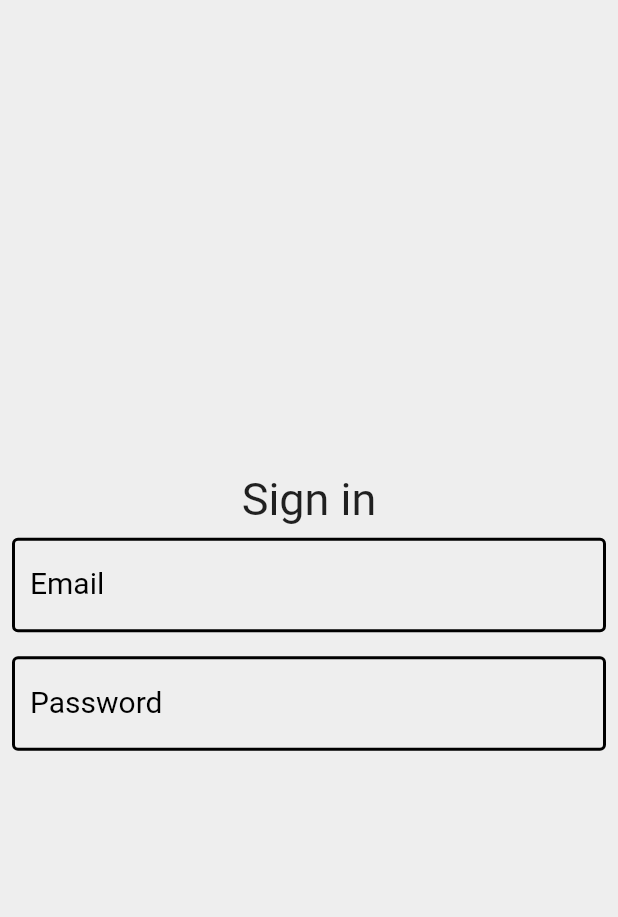
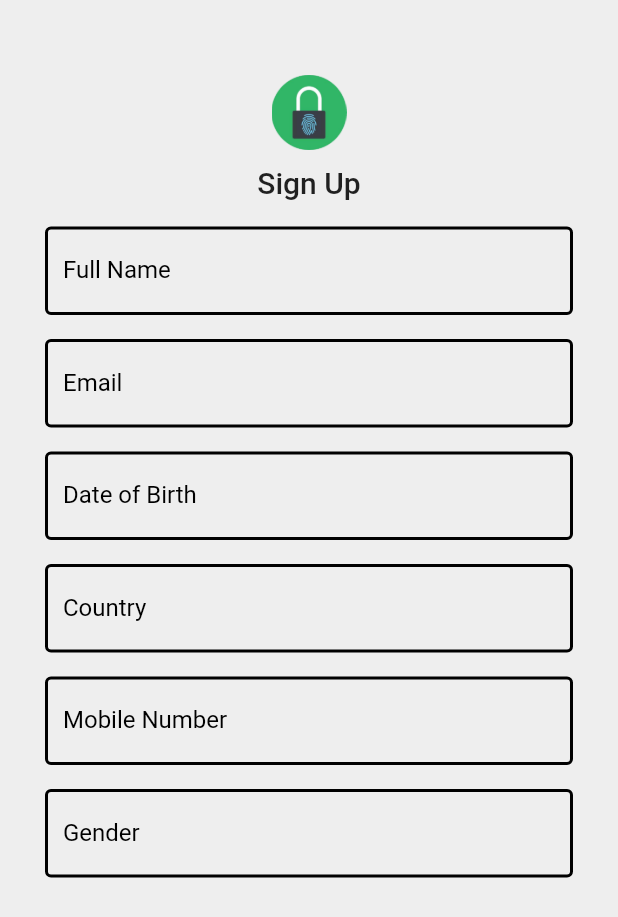
Before and after one commit to IdentityBlock/iBlockApp, a Flutter app: the screen it shows after launch, on a phone screen of 412 x 824 dp. Shown: the top 917 px of the screen. Run offline on Flutter 3.47's test engine with Material 2 defaults, Android fonts, the phone set to English and light mode, and no system bars; missing offline and left inert: qr_code_scanner.

Commit message:
Outline of signup page

```diff
--- a/lib/main.dart
+++ b/lib/main.dart
@@ -5,7 +5,7 @@ import 'package:qr_code_scanner/qr_code_scanner.dart';
 import './pages/qr_reader_page.dart';
 import './pages/home_page.dart';
 import './pages/qr_result_page.dart';
-import './pages/signin_page.dart';
+import './pages/signup_page.dart';
 
 void main() => runApp(const MyApp());
 
@@ -15,7 +15,7 @@ class MyApp extends StatelessWidget {
   @override
   Widget build(BuildContext context) {
     return MaterialApp(
-      home: const SigninPage(),
+      home: const SignUpPage(),
       theme: ThemeData.light().copyWith(
         brightness: Brightness.light,
         primaryColor: Colors.blue,
@@ -55,7 +55,7 @@ class MyApp extends StatelessWidget {
             builder = (context) => QRResultPage(settings.arguments as Barcode);
             break;
           case '/signin':
-            builder = (context) => const SigninPage();
+            builder = (context) => const SignUpPage();
             break;
           default:
             builder = (context) => const HomePage();
--- a/lib/pages/signin_page.dart
+++ /dev/null
@@ -1,30 +0,0 @@
-import 'package:flutter/material.dart';
-import 'package:iblock/widgets/forms/email_input_field.dart';
-import 'package:iblock/widgets/forms/password_input_field.dart';
-
-class SigninPage extends StatelessWidget {
-  const SigninPage({Key? key}) : super(key: key);
-
-  @override
-  Widget build(BuildContext context) {
-    return Scaffold(
-      body: Center(
-        child: Column(
-          crossAxisAlignment: CrossAxisAlignment.center,
-          mainAxisAlignment: MainAxisAlignment.center,
-          children: const [
-            Text('Sign in', style: TextStyle(fontSize: 30)),
-            Padding(
-              padding: EdgeInsets.all(8.0),
-              child: EmailInputField(),
-            ),
-            Padding(
-              padding: EdgeInsets.all(8.0),
-              child: PasswordInputField(),
-            ),
-          ],
-        ),
-      ),
-    );
-  }
-}
--- a/lib/pages/signup_page.dart
+++ b/lib/pages/signup_page.dart
@@ -0,0 +1,42 @@
+import 'package:flutter/material.dart';
+
+import '../widgets/forms/text_input_field.dart';
+
+class SignUpPage extends StatelessWidget {
+  const SignUpPage({Key? key}) : super(key: key);
+
+  @override
+  Widget build(BuildContext context) {
+    return Scaffold(
+      body: SingleChildScrollView(
+        padding: const EdgeInsets.only(top: 50),
+        child: SizedBox(
+          width: double.infinity,
+          child: Column(
+            mainAxisAlignment: MainAxisAlignment.center,
+            crossAxisAlignment: CrossAxisAlignment.center,
+            children: [
+              SizedBox(
+                width: 50,
+                height: 50,
+                child: Image.asset('assets/images/icon.png'),
+              ),
+              Padding(
+                  padding: const EdgeInsets.all(10),
+                  child: Text(
+                    'Sign Up',
+                    style: Theme.of(context).textTheme.titleLarge,
+                  )),
+              const TextInputField('Full Name'),
+              const TextInputField('Email'),
+              const TextInputField('Date of Birth'),
+              const TextInputField('Country'),
+              const TextInputField('Mobile Number'),
+              const TextInputField('Gender')
+            ],
+          ),
+        ),
+      ),
+    );
+  }
+}
--- a/lib/widgets/forms/email_input_field.dart
+++ /dev/null
@@ -1,33 +0,0 @@
-import 'package:flutter/material.dart';
-
-class EmailInputField extends StatelessWidget {
-  const EmailInputField({Key? key}) : super(key: key);
-  @override
-  Widget build(BuildContext context) {
-    return TextFormField(
-      decoration: const InputDecoration(
-        labelText: 'Email',
-        labelStyle: TextStyle(
-          color: Colors.black,
-          fontSize: 20,
-        ),
-        enabledBorder: OutlineInputBorder(
-          borderSide: BorderSide(
-            color: Colors.black,
-            width: 2,
-          ),
-        ),
-        focusedBorder: OutlineInputBorder(
-          borderSide: BorderSide(
-            color: Colors.white,
-            width: 2,
-          ),
-        ),
-      ),
-      style: const TextStyle(
-        color: Colors.black,
-        fontSize: 20,
-      ),
-    );
-  }
-}
--- a/lib/widgets/forms/password_input_field.dart
+++ b/lib/widgets/forms/password_input_field.dart
@@ -1,24 +1,25 @@
 import 'package:flutter/material.dart';
 
 class PasswordInputField extends StatelessWidget {
-  const PasswordInputField({Key? key}) : super(key: key);
+  final String label;
+  const PasswordInputField(this.label, {Key? key}) : super(key: key);
 
   @override
   Widget build(BuildContext context) {
     return TextFormField(
-      decoration: const InputDecoration(
-        labelText: 'Password',
-        labelStyle: TextStyle(
+      decoration: InputDecoration(
+        labelText: label,
+        labelStyle: const TextStyle(
           color: Colors.black,
           fontSize: 20,
         ),
-        enabledBorder: OutlineInputBorder(
+        enabledBorder: const OutlineInputBorder(
           borderSide: BorderSide(
             color: Colors.black,
             width: 2,
           ),
         ),
-        focusedBorder: OutlineInputBorder(
+        focusedBorder: const OutlineInputBorder(
           borderSide: BorderSide(
             color: Colors.white,
             width: 2,
--- /dev/null
+++ b/lib/widgets/forms/text_input_field.dart
@@ -0,0 +1,37 @@
+import 'package:flutter/material.dart';
+
+class TextInputField extends StatelessWidget {
+  final String label;
+  const TextInputField(this.label, {Key? key}) : super(key: key);
+  @override
+  Widget build(BuildContext context) {
+    return Padding(
+      padding: const EdgeInsets.only(top: 8, bottom: 8, left: 30, right: 30),
+      child: TextFormField(
+        decoration: InputDecoration(
+          labelText: label,
+          labelStyle: const TextStyle(
+            color: Colors.black,
+            fontSize: 16,
+          ),
+          enabledBorder: const OutlineInputBorder(
+            borderSide: BorderSide(
+              color: Colors.black,
+              width: 2,
+            ),
+          ),
+          focusedBorder: const OutlineInputBorder(
+            borderSide: BorderSide(
+              color: Colors.white,
+              width: 2,
+            ),
+          ),
+        ),
+        style: const TextStyle(
+          color: Colors.black,
+          fontSize: 16,
+        ),
+      ),
+    );
+  }
+}
--- a/pubspec.yaml
+++ b/pubspec.yaml
@@ -60,8 +60,8 @@ flutter:
   uses-material-design: true
 
   # To add assets to your application, add an assets section, like this:
-  # assets:
-  #   - images/a_dot_burr.jpeg
+  assets:
+     - assets/images/icon.png
   #   - images/a_dot_ham.jpeg
 
   # An image asset can refer to one or more resolution-specific "variants", see
```
Also changed, not shown: assets/images/icon.png (added).
